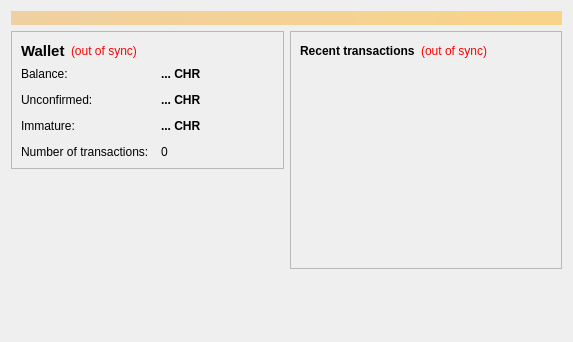
First picture: the form in src/qt/forms/overviewpage.ui, repository chronokings/huntercoin, before the edit.
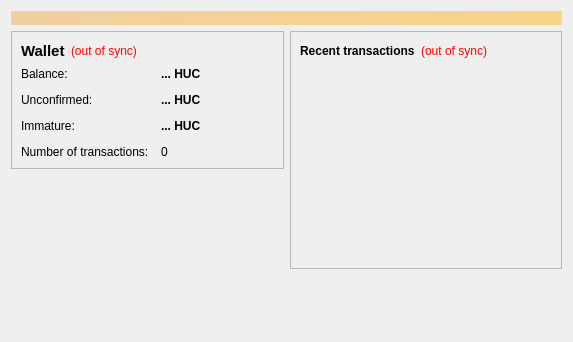
Second picture: the form after the edit.

The edit to the form file:
```diff
--- a/src/qt/forms/overviewpage.ui
+++ b/src/qt/forms/overviewpage.ui
@@ -123,7 +123,7 @@
                <string>Your current balance</string>
               </property>
               <property name="text">
-               <string notr="true">... CHR</string>
+               <string notr="true">... HUC</string>
               </property>
               <property name="textInteractionFlags">
                <set>Qt::LinksAccessibleByMouse|Qt::TextSelectableByKeyboard|Qt::TextSelectableByMouse</set>
@@ -152,7 +152,7 @@
                <string>Total of transactions that have yet to be confirmed, and do not yet count toward the current balance</string>
               </property>
               <property name="text">
-               <string notr="true">... CHR</string>
+               <string notr="true">... HUC</string>
               </property>
               <property name="textInteractionFlags">
                <set>Qt::LinksAccessibleByMouse|Qt::TextSelectableByKeyboard|Qt::TextSelectableByMouse</set>
@@ -195,7 +195,7 @@
                <string>Mined balance that has not yet matured</string>
               </property>
               <property name="text">
-               <string notr="true">... CHR</string>
+               <string notr="true">... HUC</string>
               </property>
               <property name="textInteractionFlags">
                <set>Qt::LinksAccessibleByMouse|Qt::TextSelectableByKeyboard|Qt::TextSelectableByMouse</set>
```
Left out of the diff: 6 changed lines with no effect on the pictures.
